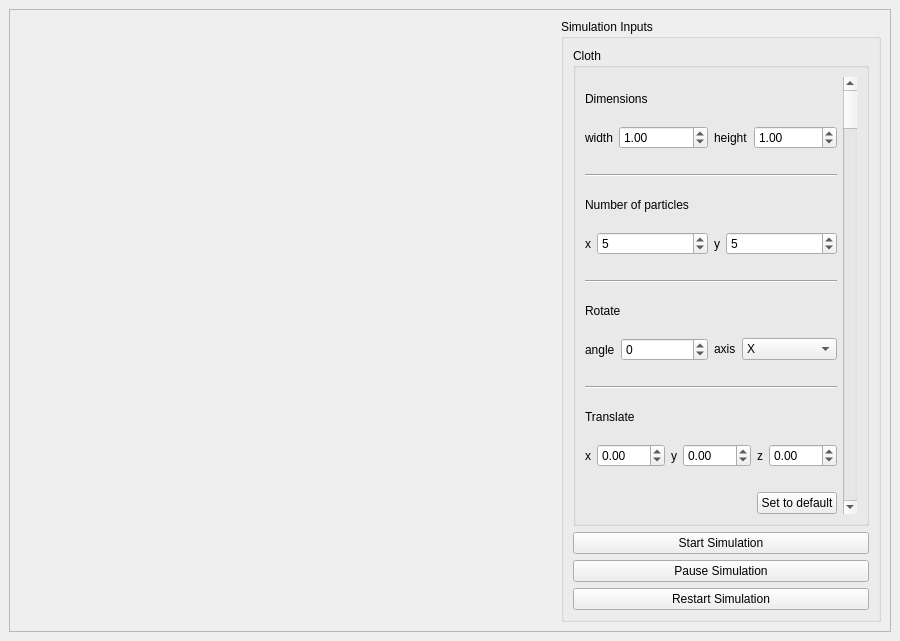
This is ClothSimulationGUI/mainwindow.ui in gabicfa/cloth-simulation as Qt 5 draws it before an edit. The edited form follows.
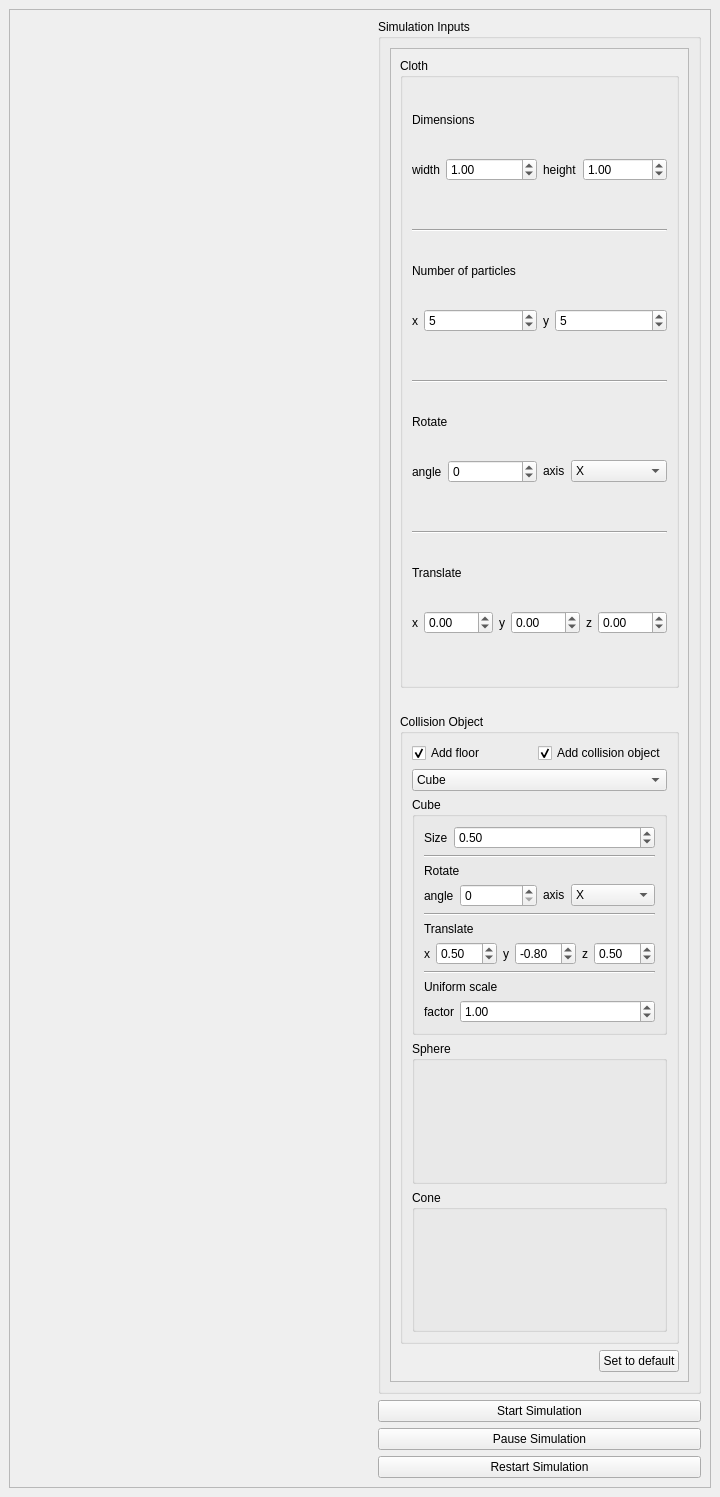
This is the edited form.

Commit message: Cube config

Patch:
```diff
--- a/ClothSimulationGUI/mainwindow.ui
+++ b/ClothSimulationGUI/mainwindow.ui
@@ -6,8 +6,8 @@
    <rect>
     <x>0</x>
     <y>0</y>
-    <width>900</width>
-    <height>641</height>
+    <width>720</width>
+    <height>1497</height>
    </rect>
   </property>
   <property name="windowTitle">
@@ -28,12 +28,17 @@
         <widget class="QWidget" name="simulationWidget" native="true">
          <property name="sizePolicy">
           <sizepolicy hsizetype="Preferred" vsizetype="Preferred">
-           <horstretch>1</horstretch>
+           <horstretch>2</horstretch>
            <verstretch>0</verstretch>
           </sizepolicy>
          </property>
+         <property name="focusPolicy">
+          <enum>Qt::StrongFocus</enum>
+         </property>
         </widget>
        </item>
+       <item>
+        <layout class="QVBoxLayout" name="inputs_box">
        <item>
         <widget class="QGroupBox" name="input">
          <property name="title">
@@ -41,177 +46,29 @@
          </property>
          <layout class="QVBoxLayout" name="verticalLayout">
           <item>
+             <widget class="QScrollArea" name="scrollArea">
+              <property name="focusPolicy">
+               <enum>Qt::NoFocus</enum>
+              </property>
+              <property name="widgetResizable">
+               <bool>true</bool>
+              </property>
+              <widget class="QWidget" name="scrollAreaWidgetContents">
+               <property name="geometry">
+                <rect>
+                 <x>0</x>
+                 <y>0</y>
+                 <width>342</width>
+                 <height>1287</height>
+                </rect>
+               </property>
+               <layout class="QVBoxLayout" name="verticalLayout_2">
+                <item>
            <widget class="QGroupBox" name="cloth_input">
             <property name="title">
              <string>Cloth</string>
             </property>
             <layout class="QGridLayout" name="gridLayout_3">
-             <item row="5" column="0">
-              <widget class="Line" name="line_3">
-               <property name="orientation">
-                <enum>Qt::Horizontal</enum>
-               </property>
-              </widget>
-             </item>
-             <item row="3" column="0">
-              <widget class="Line" name="line_2">
-               <property name="orientation">
-                <enum>Qt::Horizontal</enum>
-               </property>
-              </widget>
-             </item>
-             <item row="0" column="0">
-              <layout class="QGridLayout" name="dimensions_grid">
-               <item row="1" column="0">
-                <layout class="QGridLayout" name="dimensions_input">
-                 <item row="0" column="0">
-                  <layout class="QFormLayout" name="formLayout">
-                   <item row="0" column="0">
-                    <widget class="QLabel" name="cloth_width_label">
-                     <property name="text">
-                      <string>width</string>
-                     </property>
-                    </widget>
-                   </item>
-                   <item row="0" column="1">
-                    <widget class="QDoubleSpinBox" name="cloth_width">
-                     <property name="minimum">
-                      <double>0.100000000000000</double>
-                     </property>
-                     <property name="maximum">
-                      <double>30.000000000000000</double>
-                     </property>
-                     <property name="value">
-                      <double>1.000000000000000</double>
-                     </property>
-                    </widget>
-                   </item>
-                  </layout>
-                 </item>
-                 <item row="0" column="1">
-                  <layout class="QFormLayout" name="formLayout_2">
-                   <item row="0" column="0">
-                    <widget class="QLabel" name="cloth_height_label">
-                     <property name="text">
-                      <string>height</string>
-                     </property>
-                    </widget>
-                   </item>
-                   <item row="0" column="1">
-                    <widget class="QDoubleSpinBox" name="cloth_height">
-                     <property name="minimum">
-                      <double>0.100000000000000</double>
-                     </property>
-                     <property name="maximum">
-                      <double>30.000000000000000</double>
-                     </property>
-                     <property name="value">
-                      <double>1.000000000000000</double>
-                     </property>
-                    </widget>
-                   </item>
-                  </layout>
-                 </item>
-                </layout>
-               </item>
-               <item row="0" column="0">
-                <widget class="QLabel" name="dimensions_label">
-                 <property name="text">
-                  <string>Dimensions</string>
-                 </property>
-                </widget>
-               </item>
-              </layout>
-             </item>
-             <item row="4" column="0">
-              <layout class="QGridLayout" name="rotate_cloth_grid">
-               <item row="0" column="0">
-                <widget class="QLabel" name="rotate_cloth_label">
-                 <property name="text">
-                  <string>Rotate</string>
-                 </property>
-                </widget>
-               </item>
-               <item row="1" column="0">
-                <layout class="QGridLayout" name="rotate_cloth_input">
-                 <item row="2" column="0">
-                  <layout class="QFormLayout" name="formLayout_5">
-                   <item row="0" column="0">
-                    <widget class="QLabel" name="rotate_cloth_angle_label">
-                     <property name="text">
-                      <string>angle</string>
-                     </property>
-                    </widget>
-                   </item>
-                   <item row="0" column="1">
-                    <widget class="QSpinBox" name="rotate_cloth_angle">
-                     <property name="minimum">
-                      <number>-360</number>
-                     </property>
-                     <property name="maximum">
-                      <number>360</number>
-                     </property>
-                    </widget>
-                   </item>
-                  </layout>
-                 </item>
-                 <item row="2" column="1">
-                  <layout class="QFormLayout" name="formLayout_6">
-                   <item row="0" column="0">
-                    <widget class="QLabel" name="rotate_cloth_axis_label">
-                     <property name="text">
-                      <string>axis</string>
-                     </property>
-                    </widget>
-                   </item>
-                   <item row="0" column="1">
-                    <widget class="QComboBox" name="rotate_cloth_axis">
-                     <property name="enabled">
-                      <bool>true</bool>
-                     </property>
-                     <property name="editable">
-                      <bool>false</bool>
-                     </property>
-                     <property name="minimumContentsLength">
-                      <number>1</number>
-                     </property>
-                     <item>
-                      <property name="text">
-                       <string>X</string>
-                      </property>
-                     </item>
-                     <item>
-                      <property name="text">
-                       <string>Y</string>
-                      </property>
-                     </item>
-                     <item>
-                      <property name="text">
-                       <string>Z</string>
-                      </property>
-                     </item>
-                    </widget>
-                   </item>
-                  </layout>
-                 </item>
-                </layout>
-               </item>
-              </layout>
-             </item>
-             <item row="0" column="1" rowspan="8">
-              <widget class="QScrollBar" name="verticalScrollBar">
-               <property name="orientation">
-                <enum>Qt::Vertical</enum>
-               </property>
-              </widget>
-             </item>
-             <item row="1" column="0">
-              <widget class="Line" name="line">
-               <property name="orientation">
-                <enum>Qt::Horizontal</enum>
-               </property>
-              </widget>
-             </item>
              <item row="2" column="0">
               <layout class="QGridLayout" name="num_particle_grid">
                <item row="2" column="0">
@@ -290,27 +147,66 @@
                </item>
               </layout>
              </item>
-             <item row="7" column="0">
-              <layout class="QGridLayout" name="default_button_layout">
-               <item row="0" column="1">
-                <widget class="QPushButton" name="set_cloth_default_button">
+                   <item row="0" column="0">
+                    <layout class="QGridLayout" name="dimensions_grid">
+                     <item row="1" column="0">
+                      <layout class="QGridLayout" name="dimensions_input">
+                       <item row="0" column="0">
+                        <layout class="QFormLayout" name="formLayout">
+                         <item row="0" column="0">
+                          <widget class="QLabel" name="cloth_width_label">
                  <property name="text">
-                  <string>Set to default</string>
+                            <string>width</string>
                  </property>
                 </widget>
                </item>
+                         <item row="0" column="1">
+                          <widget class="QDoubleSpinBox" name="cloth_width">
+                           <property name="minimum">
+                            <double>0.100000000000000</double>
+                           </property>
+                           <property name="maximum">
+                            <double>30.000000000000000</double>
+                           </property>
+                           <property name="value">
+                            <double>1.000000000000000</double>
+                           </property>
+                          </widget>
+                         </item>
+                        </layout>
+                       </item>
+                       <item row="0" column="1">
+                        <layout class="QFormLayout" name="formLayout_2">
                <item row="0" column="0">
-                <spacer name="horizontalSpacer">
-                 <property name="orientation">
-                  <enum>Qt::Horizontal</enum>
-                 </property>
-                 <property name="sizeHint" stdset="0">
-                  <size>
-                   <width>40</width>
-                   <height>20</height>
-                  </size>
-                 </property>
-                </spacer>
+                          <widget class="QLabel" name="cloth_height_label">
+                           <property name="text">
+                            <string>height</string>
+                           </property>
+                          </widget>
+                         </item>
+                         <item row="0" column="1">
+                          <widget class="QDoubleSpinBox" name="cloth_height">
+                           <property name="minimum">
+                            <double>0.100000000000000</double>
+                           </property>
+                           <property name="maximum">
+                            <double>30.000000000000000</double>
+                           </property>
+                           <property name="value">
+                            <double>1.000000000000000</double>
+                           </property>
+                          </widget>
+                         </item>
+                        </layout>
+                       </item>
+                      </layout>
+                     </item>
+                     <item row="0" column="0">
+                      <widget class="QLabel" name="dimensions_label">
+                       <property name="text">
+                        <string>Dimensions</string>
+                       </property>
+                      </widget>
                </item>
               </layout>
              </item>
@@ -395,6 +291,441 @@
                </item>
               </layout>
              </item>
+                   <item row="5" column="0">
+                    <widget class="Line" name="line_3">
+                     <property name="orientation">
+                      <enum>Qt::Horizontal</enum>
+                     </property>
+                    </widget>
+                   </item>
+                   <item row="1" column="0">
+                    <widget class="Line" name="line">
+                     <property name="orientation">
+                      <enum>Qt::Horizontal</enum>
+                     </property>
+                    </widget>
+                   </item>
+                   <item row="3" column="0">
+                    <widget class="Line" name="line_2">
+                     <property name="orientation">
+                      <enum>Qt::Horizontal</enum>
+                     </property>
+                    </widget>
+                   </item>
+                   <item row="4" column="0">
+                    <layout class="QGridLayout" name="rotate_cloth_grid">
+                     <item row="0" column="0">
+                      <widget class="QLabel" name="rotate_cloth_label">
+                       <property name="text">
+                        <string>Rotate</string>
+                       </property>
+                      </widget>
+                     </item>
+                     <item row="1" column="0">
+                      <layout class="QGridLayout" name="rotate_cloth_input">
+                       <item row="2" column="0">
+                        <layout class="QFormLayout" name="formLayout_5">
+                         <item row="0" column="0">
+                          <widget class="QLabel" name="rotate_cloth_angle_label">
+                           <property name="text">
+                            <string>angle</string>
+                           </property>
+                          </widget>
+                         </item>
+                         <item row="0" column="1">
+                          <widget class="QSpinBox" name="rotate_cloth_angle">
+                           <property name="minimum">
+                            <number>-360</number>
+                           </property>
+                           <property name="maximum">
+                            <number>360</number>
+                           </property>
+                          </widget>
+                         </item>
+                        </layout>
+                       </item>
+                       <item row="2" column="1">
+                        <layout class="QFormLayout" name="formLayout_6">
+                         <item row="0" column="0">
+                          <widget class="QLabel" name="rotate_cloth_axis_label">
+                           <property name="text">
+                            <string>axis</string>
+                           </property>
+                          </widget>
+                         </item>
+                         <item row="0" column="1">
+                          <widget class="QComboBox" name="rotate_cloth_axis">
+                           <property name="enabled">
+                            <bool>true</bool>
+                           </property>
+                           <property name="editable">
+                            <bool>false</bool>
+                           </property>
+                           <property name="minimumContentsLength">
+                            <number>1</number>
+                           </property>
+                           <item>
+                            <property name="text">
+                             <string>X</string>
+                            </property>
+                           </item>
+                           <item>
+                            <property name="text">
+                             <string>Y</string>
+                            </property>
+                           </item>
+                           <item>
+                            <property name="text">
+                             <string>Z</string>
+                            </property>
+                           </item>
+                          </widget>
+                         </item>
+                        </layout>
+                       </item>
+                      </layout>
+                     </item>
+                    </layout>
+                   </item>
+                  </layout>
+                 </widget>
+                </item>
+                <item>
+                 <spacer name="horizontalSpacer_2">
+                  <property name="orientation">
+                   <enum>Qt::Horizontal</enum>
+                  </property>
+                  <property name="sizeHint" stdset="0">
+                   <size>
+                    <width>40</width>
+                    <height>20</height>
+                   </size>
+                  </property>
+                 </spacer>
+                </item>
+                <item>
+                 <widget class="QGroupBox" name="collision_object_group_box">
+                  <property name="title">
+                   <string>Collision Object</string>
+                  </property>
+                  <layout class="QGridLayout" name="gridLayout">
+                   <item row="5" column="0">
+                    <widget class="QGroupBox" name="cone_group_box">
+                     <property name="enabled">
+                      <bool>true</bool>
+                     </property>
+                     <property name="title">
+                      <string>Cone</string>
+                     </property>
+                    </widget>
+                   </item>
+                   <item row="4" column="0">
+                    <widget class="QGroupBox" name="sphere_group_box">
+                     <property name="title">
+                      <string>Sphere</string>
+                     </property>
+                    </widget>
+                   </item>
+                   <item row="2" column="0">
+                    <widget class="QComboBox" name="collision_object">
+                     <property name="enabled">
+                      <bool>true</bool>
+                     </property>
+                     <property name="editable">
+                      <bool>false</bool>
+                     </property>
+                     <item>
+                      <property name="text">
+                       <string>Cube</string>
+                      </property>
+                     </item>
+                     <item>
+                      <property name="text">
+                       <string>Sphere</string>
+                      </property>
+                     </item>
+                     <item>
+                      <property name="text">
+                       <string>Cone</string>
+                      </property>
+                     </item>
+                    </widget>
+                   </item>
+                   <item row="0" column="0">
+                    <layout class="QGridLayout" name="collision_check_boxes">
+                     <item row="0" column="0">
+                      <widget class="QCheckBox" name="add_floor_check_box">
+                       <property name="text">
+                        <string>Add floor</string>
+                       </property>
+                       <property name="checked">
+                        <bool>true</bool>
+                       </property>
+                      </widget>
+                     </item>
+                     <item row="0" column="1">
+                      <widget class="QCheckBox" name="add_solid_check_box">
+                       <property name="text">
+                        <string>Add collision object</string>
+                       </property>
+                       <property name="checked">
+                        <bool>true</bool>
+                       </property>
+                      </widget>
+                     </item>
+                    </layout>
+                   </item>
+                   <item row="3" column="0">
+                    <widget class="QGroupBox" name="cube_group_box">
+                     <property name="title">
+                      <string>Cube</string>
+                     </property>
+                     <layout class="QVBoxLayout" name="verticalLayout_3">
+                      <item>
+                       <layout class="QFormLayout" name="cube_size_box">
+                        <item row="0" column="0">
+                         <widget class="QLabel" name="cube_size_label">
+                          <property name="text">
+                           <string>Size</string>
+                          </property>
+                         </widget>
+                        </item>
+                        <item row="0" column="1">
+                         <widget class="QDoubleSpinBox" name="cube_size">
+                          <property name="value">
+                           <double>0.500000000000000</double>
+                          </property>
+                         </widget>
+                        </item>
+                       </layout>
+                      </item>
+                      <item>
+                       <widget class="Line" name="line_4">
+                        <property name="orientation">
+                         <enum>Qt::Horizontal</enum>
+                        </property>
+                       </widget>
+                      </item>
+                      <item>
+                       <layout class="QGridLayout" name="cube_rotate">
+                        <item row="0" column="0">
+                         <widget class="QLabel" name="cube_rotate_label">
+                          <property name="text">
+                           <string>Rotate</string>
+                          </property>
+                         </widget>
+                        </item>
+                        <item row="1" column="0">
+                         <layout class="QGridLayout" name="cube_rotate_box">
+                          <item row="0" column="0">
+                           <layout class="QFormLayout" name="cube_rotate_angle_box">
+                            <item row="0" column="0">
+                             <widget class="QLabel" name="cube_rotate_angle_label">
+                              <property name="text">
+                               <string>angle</string>
+                              </property>
+                             </widget>
+                            </item>
+                            <item row="0" column="1">
+                             <widget class="QSpinBox" name="cube_rotate_angle"/>
+                            </item>
+                           </layout>
+                          </item>
+                          <item row="0" column="1">
+                           <layout class="QFormLayout" name="cube_axis_box">
+                            <item row="0" column="0">
+                             <widget class="QLabel" name="cube_axis_label">
+                              <property name="text">
+                               <string>axis</string>
+                              </property>
+                             </widget>
+                            </item>
+                            <item row="0" column="1">
+                             <widget class="QComboBox" name="cube_axis">
+                              <property name="enabled">
+                               <bool>true</bool>
+                              </property>
+                              <item>
+                               <property name="text">
+                                <string>X</string>
+                               </property>
+                              </item>
+                              <item>
+                               <property name="text">
+                                <string>Y</string>
+                               </property>
+                              </item>
+                              <item>
+                               <property name="text">
+                                <string>Z</string>
+                               </property>
+                              </item>
+                             </widget>
+                            </item>
+                           </layout>
+                          </item>
+                         </layout>
+                        </item>
+                       </layout>
+                      </item>
+                      <item>
+                       <widget class="Line" name="line_5">
+                        <property name="orientation">
+                         <enum>Qt::Horizontal</enum>
+                        </property>
+                       </widget>
+                      </item>
+                      <item>
+                       <layout class="QGridLayout" name="cube_translate_box">
+                        <item row="0" column="0">
+                         <widget class="QLabel" name="cube_translate_label">
+                          <property name="text">
+                           <string>Translate</string>
+                          </property>
+                         </widget>
+                        </item>
+                        <item row="1" column="0">
+                         <layout class="QGridLayout" name="cube_translate_box_values">
+                          <item row="0" column="0">
+                           <layout class="QFormLayout" name="cube_translate_x_box">
+                            <item row="0" column="0">
+                             <widget class="QLabel" name="cube_translate_x_label">
+                              <property name="text">
+                               <string>x</string>
+                              </property>
+                             </widget>
+                            </item>
+                            <item row="0" column="1">
+                             <widget class="QDoubleSpinBox" name="cube_translate_x">
+                              <property name="minimum">
+                               <double>-99.000000000000000</double>
+                              </property>
+                              <property name="value">
+                               <double>0.500000000000000</double>
+                              </property>
+                             </widget>
+                            </item>
+                           </layout>
+                          </item>
+                          <item row="0" column="1">
+                           <layout class="QFormLayout" name="cube_translate_y_box">
+                            <item row="0" column="0">
+                             <widget class="QLabel" name="cube_translate_y_label">
+                              <property name="text">
+                               <string>y</string>
+                              </property>
+                             </widget>
+                            </item>
+                            <item row="0" column="1">
+                             <widget class="QDoubleSpinBox" name="cube_translate_y">
+                              <property name="minimum">
+                               <double>-99.000000000000000</double>
+                              </property>
+                              <property name="value">
+                               <double>-0.800000000000000</double>
+                              </property>
+                             </widget>
+                            </item>
+                           </layout>
+                          </item>
+                          <item row="0" column="2">
+                           <layout class="QFormLayout" name="cube_translate_z_box">
+                            <item row="0" column="0">
+                             <widget class="QLabel" name="cube_translate_z_label">
+                              <property name="text">
+                               <string>z</string>
+                              </property>
+                             </widget>
+                            </item>
+                            <item row="0" column="1">
+                             <widget class="QDoubleSpinBox" name="cube_translate_z">
+                              <property name="minimum">
+                               <double>-99.000000000000000</double>
+                              </property>
+                              <property name="value">
+                               <double>0.500000000000000</double>
+                              </property>
+                             </widget>
+                            </item>
+                           </layout>
+                          </item>
+                         </layout>
+                        </item>
+                       </layout>
+                      </item>
+                      <item>
+                       <widget class="Line" name="line_6">
+                        <property name="orientation">
+                         <enum>Qt::Horizontal</enum>
+                        </property>
+                       </widget>
+                      </item>
+                      <item>
+                       <layout class="QGridLayout" name="cube_scale_box">
+                        <item row="0" column="0">
+                         <widget class="QLabel" name="cube_scale_label">
+                          <property name="text">
+                           <string>Uniform scale</string>
+                          </property>
+                         </widget>
+                        </item>
+                        <item row="1" column="0">
+                         <layout class="QFormLayout" name="cube_scale_factor_box">
+                          <item row="0" column="0">
+                           <widget class="QLabel" name="cube_scale_factor_label">
+                            <property name="text">
+                             <string>factor</string>
+                            </property>
+                           </widget>
+                          </item>
+                          <item row="0" column="1">
+                           <widget class="QDoubleSpinBox" name="cube_scale_factor">
+                            <property name="minimum">
+                             <double>0.100000000000000</double>
+                            </property>
+                            <property name="value">
+                             <double>1.000000000000000</double>
+                            </property>
+                           </widget>
+                          </item>
+                         </layout>
+                        </item>
+                       </layout>
+                      </item>
+                     </layout>
+                    </widget>
+                   </item>
+                  </layout>
+                 </widget>
+                </item>
+                <item>
+                 <layout class="QGridLayout" name="default_button_layout">
+                  <item row="0" column="1">
+                   <widget class="QPushButton" name="set_cloth_default_button">
+                    <property name="text">
+                     <string>Set to default</string>
+                    </property>
+                   </widget>
+                  </item>
+                  <item row="0" column="0">
+                   <spacer name="horizontalSpacer">
+                    <property name="orientation">
+                     <enum>Qt::Horizontal</enum>
+                    </property>
+                    <property name="sizeHint" stdset="0">
+                     <size>
+                      <width>40</width>
+                      <height>20</height>
+                     </size>
+                    </property>
+                   </spacer>
+                  </item>
+                 </layout>
+                </item>
+               </layout>
+              </widget>
+             </widget>
+            </item>
             </layout>
            </widget>
           </item>
@@ -420,7 +751,6 @@
            </widget>
           </item>
          </layout>
-        </widget>
        </item>
       </layout>
      </widget>
```
Lines whose indentation alone changed are shown as unchanged. The commit also changes 2 other files.
